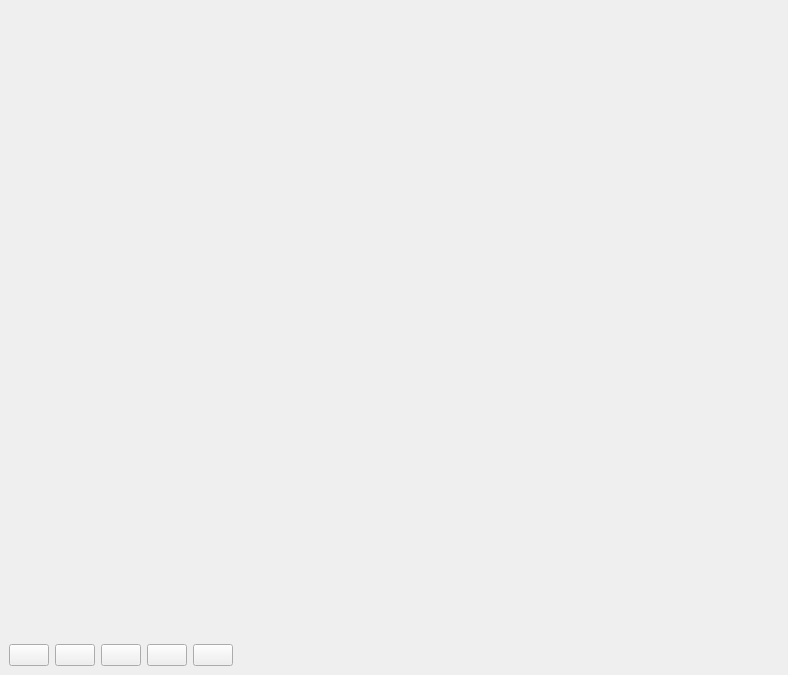
johnomotani/multigifview, file qtdesignerfiles/mainwindow.ui: the form before one commit.
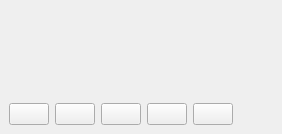
The form after the commit. Icons and pictures are not drawn.

Commit message: Shrink window to minimum size of gifs

What changed in the file:
```diff
--- a/qtdesignerfiles/mainwindow.ui
+++ b/qtdesignerfiles/mainwindow.ui
@@ -6,14 +6,26 @@
    <rect>
     <x>0</x>
     <y>0</y>
-    <width>788</width>
-    <height>675</height>
+    <width>230</width>
+    <height>134</height>
    </rect>
   </property>
+  <property name="sizePolicy">
+   <sizepolicy hsizetype="Minimum" vsizetype="Minimum">
+    <horstretch>0</horstretch>
+    <verstretch>0</verstretch>
+   </sizepolicy>
+  </property>
   <property name="windowTitle">
    <string>multigifview</string>
   </property>
   <widget class="QWidget" name="centralwidget">
+   <property name="sizePolicy">
+    <sizepolicy hsizetype="Fixed" vsizetype="Fixed">
+     <horstretch>0</horstretch>
+     <verstretch>0</verstretch>
+    </sizepolicy>
+   </property>
    <layout class="QVBoxLayout" name="verticalLayout_main">
     <item>
      <layout class="QHBoxLayout" name="gif_layout">
@@ -33,8 +45,8 @@
           </property>
           <property name="sizeHint" stdset="0">
            <size>
-            <width>20</width>
-            <height>40</height>
+            <width>0</width>
+            <height>0</height>
            </size>
           </property>
          </spacer>
```
Left out of the diff: 2 changed lines with no effect on the pictures. The commit also changes 2 other files.
